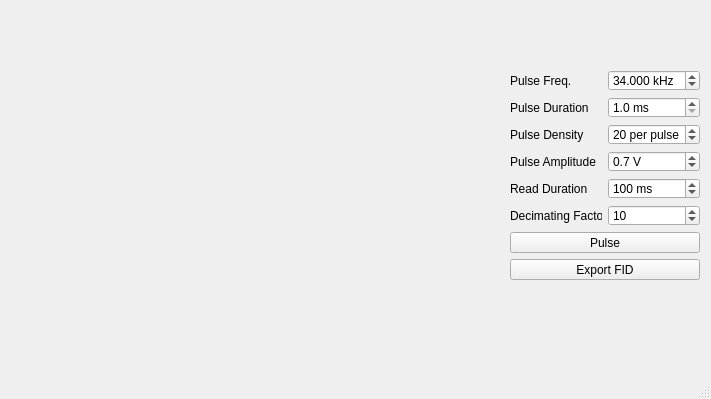
First picture: the form in daq_ui.ui, repository isispolneut/flynn_nmr_control, before the edit.
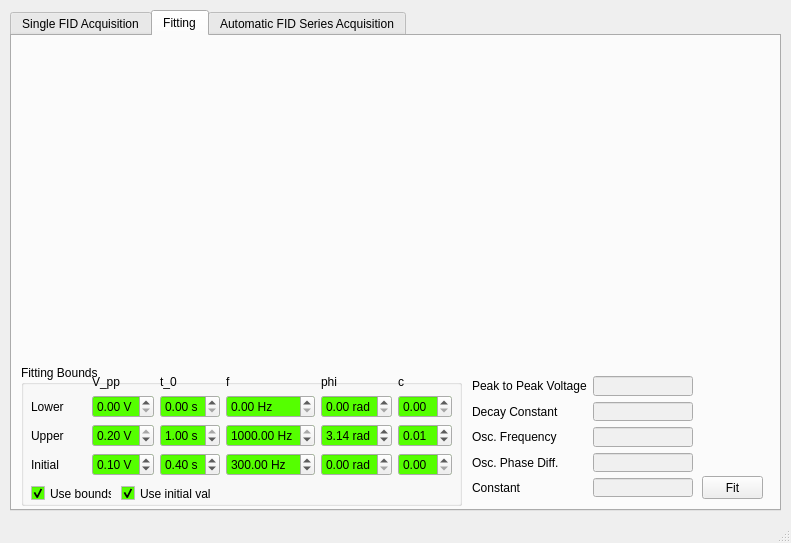
Second picture: the form after the edit. The open tabs and pages were chosen to show the change.

Commit message:
Renamed main class. Added fitting and series acquisition tabs.
Series acquisition is currently being tested, working so far in limited cases.

Fitting works reliably, however the initial phase must be carefully specified to be 0 or pi for a sin or -sin waveform. This should be eliminated in future by implementing automatic finding of the initial gradient and removing the ability of a user specified phase.

```diff
--- a/daq_ui.ui
+++ b/daq_ui.ui
@@ -6,37 +6,74 @@
    <rect>
     <x>0</x>
     <y>0</y>
-    <width>711</width>
-    <height>399</height>
+    <width>791</width>
+    <height>543</height>
    </rect>
   </property>
   <property name="windowTitle">
    <string>NMR Control</string>
   </property>
   <widget class="QWidget" name="centralwidget">
-   <widget class="QWidget" name="pulseOutput" native="true">
+   <widget class="QTabWidget" name="main_tabs">
     <property name="geometry">
      <rect>
-      <x>11</x>
-      <y>11</y>
-      <width>479</width>
-      <height>181</height>
+      <x>10</x>
+      <y>10</y>
+      <width>771</width>
+      <height>501</height>
      </rect>
     </property>
-    <property name="sizePolicy">
-     <sizepolicy hsizetype="Expanding" vsizetype="Expanding">
-      <horstretch>0</horstretch>
-      <verstretch>0</verstretch>
-     </sizepolicy>
+    <property name="palette">
+     <palette>
+      <active>
+       <colorrole role="Base">
+        <brush brushstyle="SolidPattern">
+         <color alpha="255">
+          <red>85</red>
+          <green>255</green>
+          <blue>0</blue>
+         </color>
+        </brush>
+       </colorrole>
+      </active>
+      <inactive>
+       <colorrole role="Base">
+        <brush brushstyle="SolidPattern">
+         <color alpha="255">
+          <red>85</red>
+          <green>255</green>
+          <blue>0</blue>
+         </color>
+        </brush>
+       </colorrole>
+      </inactive>
+      <disabled>
+       <colorrole role="Base">
+        <brush brushstyle="SolidPattern">
+         <color alpha="255">
+          <red>240</red>
+          <green>240</green>
+          <blue>240</blue>
+         </color>
+        </brush>
+       </colorrole>
+      </disabled>
+     </palette>
     </property>
-   </widget>
+    <property name="currentIndex">
+     <number>0</number>
+    </property>
+    <widget class="QWidget" name="nmr_signaller_tab">
+     <attribute name="title">
+      <string>Single FID Acquisition</string>
+     </attribute>
    <widget class="QWidget" name="layoutWidget">
     <property name="geometry">
      <rect>
-      <x>510</x>
-      <y>70</y>
+        <x>560</x>
+        <y>110</y>
       <width>190</width>
-      <height>210</height>
+        <height>239</height>
      </rect>
     </property>
     <layout class="QGridLayout" name="gridLayout">
@@ -142,7 +179,7 @@
        </property>
       </widget>
      </item>
-     <item row="7" column="0" colspan="2">
+       <item row="6" column="0" colspan="2">
       <widget class="QPushButton" name="pulse_button">
        <property name="text">
         <string>Pulse</string>
@@ -168,39 +205,45 @@
        </property>
       </widget>
      </item>
-     <item row="5" column="1">
-      <widget class="QSpinBox" name="decimating_factor_spinbox">
-       <property name="maximum">
-        <number>50</number>
-       </property>
-       <property name="value">
-        <number>10</number>
-       </property>
-      </widget>
-     </item>
-     <item row="5" column="0">
-      <widget class="QLabel" name="decimating_factor_label">
-       <property name="text">
-        <string>Decimating Factor</string>
-       </property>
-      </widget>
-     </item>
-     <item row="8" column="0" colspan="2">
+       <item row="7" column="0" colspan="2">
       <widget class="QPushButton" name="export_fid_button">
        <property name="text">
         <string>Export FID</string>
        </property>
       </widget>
      </item>
-    </layout>
-   </widget>
+       <item row="8" column="0" colspan="2">
+        <widget class="QPushButton" name="import_fid_button">
+         <property name="text">
+          <string>Import FID</string>
+         </property>
+        </widget>
+       </item>
+      </layout>
+     </widget>
+     <widget class="QWidget" name="pulseOutput" native="true">
+      <property name="geometry">
+       <rect>
+        <x>10</x>
+        <y>250</y>
+        <width>531</width>
+        <height>221</height>
+       </rect>
+      </property>
+      <property name="sizePolicy">
+       <sizepolicy hsizetype="Expanding" vsizetype="Expanding">
+        <horstretch>0</horstretch>
+        <verstretch>0</verstretch>
+       </sizepolicy>
+      </property>
+     </widget>
    <widget class="QWidget" name="fidOutput" native="true">
     <property name="geometry">
      <rect>
       <x>10</x>
-      <y>200</y>
-      <width>481</width>
-      <height>171</height>
+        <y>20</y>
+        <width>531</width>
+        <height>221</height>
      </rect>
     </property>
     <property name="sizePolicy">
@@ -209,6 +252,686 @@
       <verstretch>0</verstretch>
      </sizepolicy>
     </property>
+     </widget>
+    </widget>
+    <widget class="QWidget" name="fitting_tab">
+     <attribute name="title">
+      <string>Fitting</string>
+     </attribute>
+     <widget class="QWidget" name="fid_fitting_plot" native="true">
+      <property name="geometry">
+       <rect>
+        <x>10</x>
+        <y>10</y>
+        <width>741</width>
+        <height>311</height>
+       </rect>
+      </property>
+      <property name="sizePolicy">
+       <sizepolicy hsizetype="Expanding" vsizetype="Expanding">
+        <horstretch>0</horstretch>
+        <verstretch>0</verstretch>
+       </sizepolicy>
+      </property>
+     </widget>
+     <widget class="QGroupBox" name="groupBox">
+      <property name="geometry">
+       <rect>
+        <x>9</x>
+        <y>329</y>
+        <width>441</width>
+        <height>141</height>
+       </rect>
+      </property>
+      <property name="title">
+       <string>Fitting Bounds</string>
+      </property>
+      <widget class="QWidget" name="">
+       <property name="geometry">
+        <rect>
+         <x>10</x>
+         <y>10</y>
+         <width>421</width>
+         <height>101</height>
+        </rect>
+       </property>
+       <layout class="QGridLayout" name="gridLayout_2">
+        <item row="0" column="3">
+         <widget class="QLabel" name="frequency_bound_label">
+          <property name="text">
+           <string>f</string>
+          </property>
+         </widget>
+        </item>
+        <item row="2" column="1">
+         <widget class="QDoubleSpinBox" name="vpp_bound_upper">
+          <property name="suffix">
+           <string> V</string>
+          </property>
+          <property name="maximum">
+           <double>0.200000000000000</double>
+          </property>
+          <property name="singleStep">
+           <double>0.010000000000000</double>
+          </property>
+          <property name="value">
+           <double>0.200000000000000</double>
+          </property>
+         </widget>
+        </item>
+        <item row="2" column="0">
+         <widget class="QLabel" name="upper_bounds_label">
+          <property name="text">
+           <string>Upper</string>
+          </property>
+         </widget>
+        </item>
+        <item row="1" column="0">
+         <widget class="QLabel" name="lower_bounds_label">
+          <property name="text">
+           <string>Lower</string>
+          </property>
+         </widget>
+        </item>
+        <item row="0" column="1">
+         <widget class="QLabel" name="vpp_bound_label">
+          <property name="text">
+           <string>V_pp</string>
+          </property>
+         </widget>
+        </item>
+        <item row="1" column="1">
+         <widget class="QDoubleSpinBox" name="vpp_bound_lower">
+          <property name="suffix">
+           <string> V</string>
+          </property>
+          <property name="maximum">
+           <double>0.200000000000000</double>
+          </property>
+          <property name="singleStep">
+           <double>0.010000000000000</double>
+          </property>
+         </widget>
+        </item>
+        <item row="0" column="2">
+         <widget class="QLabel" name="decay_time_bound_label">
+          <property name="text">
+           <string>t_0</string>
+          </property>
+         </widget>
+        </item>
+        <item row="2" column="4">
+         <widget class="QDoubleSpinBox" name="phase_diff_bound_upper">
+          <property name="suffix">
+           <string> rad</string>
+          </property>
+          <property name="maximum">
+           <double>6.280000000000000</double>
+          </property>
+          <property name="singleStep">
+           <double>0.010000000000000</double>
+          </property>
+          <property name="value">
+           <double>3.140000000000000</double>
+          </property>
+         </widget>
+        </item>
+        <item row="1" column="5">
+         <widget class="QDoubleSpinBox" name="constant_bound_lower">
+          <property name="maximum">
+           <double>0.200000000000000</double>
+          </property>
+          <property name="singleStep">
+           <double>0.010000000000000</double>
+          </property>
+         </widget>
+        </item>
+        <item row="3" column="4">
+         <widget class="QDoubleSpinBox" name="phase_diff_bound_initial">
+          <property name="suffix">
+           <string> rad</string>
+          </property>
+          <property name="maximum">
+           <double>6.280000000000000</double>
+          </property>
+          <property name="singleStep">
+           <double>0.010000000000000</double>
+          </property>
+          <property name="value">
+           <double>0.000000000000000</double>
+          </property>
+         </widget>
+        </item>
+        <item row="1" column="3">
+         <widget class="QDoubleSpinBox" name="frequency_bound_lower">
+          <property name="suffix">
+           <string> Hz</string>
+          </property>
+          <property name="maximum">
+           <double>1000.000000000000000</double>
+          </property>
+         </widget>
+        </item>
+        <item row="3" column="5">
+         <widget class="QDoubleSpinBox" name="constant_bound_initial">
+          <property name="maximum">
+           <double>0.200000000000000</double>
+          </property>
+          <property name="singleStep">
+           <double>0.010000000000000</double>
+          </property>
+         </widget>
+        </item>
+        <item row="2" column="2">
+         <widget class="QDoubleSpinBox" name="decay_time_bound_upper">
+          <property name="suffix">
+           <string> s</string>
+          </property>
+          <property name="maximum">
+           <double>1.000000000000000</double>
+          </property>
+          <property name="singleStep">
+           <double>0.010000000000000</double>
+          </property>
+          <property name="value">
+           <double>1.000000000000000</double>
+          </property>
+         </widget>
+        </item>
+        <item row="1" column="4">
+         <widget class="QDoubleSpinBox" name="phase_diff_bound_lower">
+          <property name="suffix">
+           <string> rad</string>
+          </property>
+          <property name="maximum">
+           <double>6.280000000000000</double>
+          </property>
+          <property name="singleStep">
+           <double>0.010000000000000</double>
+          </property>
+         </widget>
+        </item>
+        <item row="1" column="2">
+         <widget class="QDoubleSpinBox" name="decay_time_bound_lower">
+          <property name="suffix">
+           <string> s</string>
+          </property>
+          <property name="maximum">
+           <double>1.000000000000000</double>
+          </property>
+          <property name="singleStep">
+           <double>0.010000000000000</double>
+          </property>
+         </widget>
+        </item>
+        <item row="3" column="3">
+         <widget class="QDoubleSpinBox" name="frequency_bound_initial">
+          <property name="suffix">
+           <string> Hz</string>
+          </property>
+          <property name="maximum">
+           <double>1000.000000000000000</double>
+          </property>
+          <property name="singleStep">
+           <double>1.000000000000000</double>
+          </property>
+          <property name="value">
+           <double>300.000000000000000</double>
+          </property>
+         </widget>
+        </item>
+        <item row="2" column="3">
+         <widget class="QDoubleSpinBox" name="frequency_bound_upper">
+          <property name="suffix">
+           <string> Hz</string>
+          </property>
+          <property name="maximum">
+           <double>1000.000000000000000</double>
+          </property>
+          <property name="value">
+           <double>1000.000000000000000</double>
+          </property>
+         </widget>
+        </item>
+        <item row="0" column="4">
+         <widget class="QLabel" name="phase_diff_bound_label">
+          <property name="text">
+           <string>phi</string>
+          </property>
+         </widget>
+        </item>
+        <item row="0" column="5">
+         <widget class="QLabel" name="constant_bound_label">
+          <property name="sizePolicy">
+           <sizepolicy hsizetype="Preferred" vsizetype="Preferred">
+            <horstretch>0</horstretch>
+            <verstretch>0</verstretch>
+           </sizepolicy>
+          </property>
+          <property name="text">
+           <string>c</string>
+          </property>
+         </widget>
+        </item>
+        <item row="2" column="5">
+         <widget class="QDoubleSpinBox" name="constant_bound_upper">
+          <property name="maximum">
+           <double>0.200000000000000</double>
+          </property>
+          <property name="singleStep">
+           <double>0.010000000000000</double>
+          </property>
+          <property name="value">
+           <double>0.010000000000000</double>
+          </property>
+         </widget>
+        </item>
+        <item row="3" column="0">
+         <widget class="QLabel" name="label">
+          <property name="text">
+           <string>Initial</string>
+          </property>
+         </widget>
+        </item>
+        <item row="3" column="1">
+         <widget class="QDoubleSpinBox" name="vpp_bound_initial">
+          <property name="suffix">
+           <string> V</string>
+          </property>
+          <property name="maximum">
+           <double>0.200000000000000</double>
+          </property>
+          <property name="singleStep">
+           <double>0.010000000000000</double>
+          </property>
+          <property name="value">
+           <double>0.100000000000000</double>
+          </property>
+         </widget>
+        </item>
+        <item row="3" column="2">
+         <widget class="QDoubleSpinBox" name="decay_time_bound_initial">
+          <property name="suffix">
+           <string> s</string>
+          </property>
+          <property name="maximum">
+           <double>1.000000000000000</double>
+          </property>
+          <property name="singleStep">
+           <double>0.010000000000000</double>
+          </property>
+          <property name="value">
+           <double>0.400000000000000</double>
+          </property>
+         </widget>
+        </item>
+       </layout>
+      </widget>
+      <widget class="QCheckBox" name="bounds_checkbox">
+       <property name="geometry">
+        <rect>
+         <x>10</x>
+         <y>120</y>
+         <width>81</width>
+         <height>17</height>
+        </rect>
+       </property>
+       <property name="text">
+        <string>Use bounds</string>
+       </property>
+       <property name="checked">
+        <bool>true</bool>
+       </property>
+      </widget>
+      <widget class="QCheckBox" name="initial_checkbox">
+       <property name="geometry">
+        <rect>
+         <x>100</x>
+         <y>120</y>
+         <width>91</width>
+         <height>17</height>
+        </rect>
+       </property>
+       <property name="text">
+        <string>Use initial val</string>
+       </property>
+       <property name="checked">
+        <bool>true</bool>
+       </property>
+      </widget>
+     </widget>
+     <widget class="QPushButton" name="fit_button">
+      <property name="geometry">
+       <rect>
+        <x>690</x>
+        <y>440</y>
+        <width>61</width>
+        <height>23</height>
+       </rect>
+      </property>
+      <property name="text">
+       <string>Fit</string>
+      </property>
+     </widget>
+     <widget class="QWidget" name="">
+      <property name="geometry">
+       <rect>
+        <x>460</x>
+        <y>340</y>
+        <width>221</width>
+        <height>121</height>
+       </rect>
+      </property>
+      <layout class="QGridLayout" name="gridLayout_3">
+       <item row="0" column="0">
+        <widget class="QLabel" name="vpp_found_label">
+         <property name="text">
+          <string>Peak to Peak Voltage</string>
+         </property>
+        </widget>
+       </item>
+       <item row="0" column="1">
+        <widget class="QLineEdit" name="vpp_found">
+         <property name="enabled">
+          <bool>false</bool>
+         </property>
+        </widget>
+       </item>
+       <item row="1" column="0">
+        <widget class="QLabel" name="decay_constant_found_label">
+         <property name="text">
+          <string>Decay Constant</string>
+         </property>
+        </widget>
+       </item>
+       <item row="1" column="1">
+        <widget class="QLineEdit" name="decay_constant_found">
+         <property name="enabled">
+          <bool>false</bool>
+         </property>
+        </widget>
+       </item>
+       <item row="2" column="0">
+        <widget class="QLabel" name="frequency_found_label">
+         <property name="text">
+          <string>Osc. Frequency</string>
+         </property>
+        </widget>
+       </item>
+       <item row="2" column="1">
+        <widget class="QLineEdit" name="frequency_found">
+         <property name="enabled">
+          <bool>false</bool>
+         </property>
+        </widget>
+       </item>
+       <item row="3" column="0">
+        <widget class="QLabel" name="phase_diff_found_label">
+         <property name="text">
+          <string>Osc. Phase Diff.</string>
+         </property>
+        </widget>
+       </item>
+       <item row="3" column="1">
+        <widget class="QLineEdit" name="phase_diff_found">
+         <property name="enabled">
+          <bool>false</bool>
+         </property>
+        </widget>
+       </item>
+       <item row="4" column="0">
+        <widget class="QLabel" name="constant_found_label">
+         <property name="text">
+          <string>Constant</string>
+         </property>
+        </widget>
+       </item>
+       <item row="4" column="1">
+        <widget class="QLineEdit" name="constant_found">
+         <property name="enabled">
+          <bool>false</bool>
+         </property>
+        </widget>
+       </item>
+      </layout>
+     </widget>
+    </widget>
+    <widget class="QWidget" name="tab">
+     <attribute name="title">
+      <string>Automatic FID Series Acquisition</string>
+     </attribute>
+     <widget class="QWidget" name="layoutWidget_2">
+      <property name="geometry">
+       <rect>
+        <x>10</x>
+        <y>10</y>
+        <width>190</width>
+        <height>197</height>
+       </rect>
+      </property>
+      <layout class="QGridLayout" name="gridLayout_4">
+       <item row="4" column="0">
+        <widget class="QLabel" name="return_pulse_duration_label_2">
+         <property name="text">
+          <string>Read Duration</string>
+         </property>
+        </widget>
+       </item>
+       <item row="6" column="1">
+        <widget class="QDoubleSpinBox" name="afid_sampling_period_spin">
+         <property name="suffix">
+          <string> mins</string>
+         </property>
+         <property name="decimals">
+          <number>0</number>
+         </property>
+         <property name="minimum">
+          <double>1.000000000000000</double>
+         </property>
+         <property name="maximum">
+          <double>100.000000000000000</double>
+         </property>
+         <property name="singleStep">
+          <double>1.000000000000000</double>
+         </property>
+         <property name="value">
+          <double>1.000000000000000</double>
+         </property>
+        </widget>
+       </item>
+       <item row="3" column="0">
+        <widget class="QLabel" name="pulse_amplitude_label_2">
+         <property name="text">
+          <string>Pulse Amplitude</string>
+         </property>
+        </widget>
+       </item>
+       <item row="0" column="1">
+        <widget class="QDoubleSpinBox" name="apulse_frequency_spin">
+         <property name="suffix">
+          <string> kHz</string>
+         </property>
+         <property name="decimals">
+          <number>3</number>
+         </property>
+         <property name="minimum">
+          <double>0.100000000000000</double>
+         </property>
+         <property name="value">
+          <double>34.000000000000000</double>
+         </property>
+        </widget>
+       </item>
+       <item row="5" column="0">
+        <widget class="QLabel" name="afid_n_series_label">
+         <property name="text">
+          <string>N Series</string>
+         </property>
+        </widget>
+       </item>
+       <item row="2" column="0">
+        <widget class="QLabel" name="pulse_density_label_2">
+         <property name="text">
+          <string>Pulse Density</string>
+         </property>
+        </widget>
+       </item>
+       <item row="0" column="0">
+        <widget class="QLabel" name="pulse_frequency_label_2">
+         <property name="text">
+          <string>Pulse Freq.</string>
+         </property>
+        </widget>
+       </item>
+       <item row="6" column="0">
+        <widget class="QLabel" name="afid_sampling_period_label">
+         <property name="text">
+          <string>Sampling Period</string>
+         </property>
+        </widget>
+       </item>
+       <item row="3" column="1">
+        <widget class="QDoubleSpinBox" name="apulse_amplitude_spin">
+         <property name="suffix">
+          <string> V</string>
+         </property>
+         <property name="decimals">
+          <number>1</number>
+         </property>
+         <property name="minimum">
+          <double>0.100000000000000</double>
+         </property>
+         <property name="maximum">
+          <double>10.000000000000000</double>
+         </property>
+         <property name="value">
+          <double>0.700000000000000</double>
+         </property>
+        </widget>
+       </item>
+       <item row="4" column="1">
+        <widget class="QDoubleSpinBox" name="areturn_pulse_duration_spin">
+         <property name="suffix">
+          <string> ms</string>
+         </property>
+         <property name="decimals">
+          <number>0</number>
+         </property>
+         <property name="minimum">
+          <double>1.000000000000000</double>
+         </property>
+         <property name="maximum">
+          <double>1000.000000000000000</double>
+         </property>
+         <property name="value">
+          <double>100.000000000000000</double>
+         </property>
+        </widget>
+       </item>
+       <item row="5" column="1">
+        <widget class="QSpinBox" name="afid_n_series_spin">
+         <property name="minimum">
+          <number>1</number>
+         </property>
+         <property name="maximum">
+          <number>1000</number>
+         </property>
+        </widget>
+       </item>
+       <item row="1" column="1">
+        <widget class="QDoubleSpinBox" name="apulse_duration_spin">
+         <property name="suffix">
+          <string> ms</string>
+         </property>
+         <property name="decimals">
+          <number>1</number>
+         </property>
+         <property name="minimum">
+          <double>1.000000000000000</double>
+         </property>
+        </widget>
+       </item>
+       <item row="1" column="0">
+        <widget class="QLabel" name="pulse_duration_label_2">
+         <property name="text">
+          <string>Pulse Duration</string>
+         </property>
+        </widget>
+       </item>
+       <item row="2" column="1">
+        <widget class="QSpinBox" name="apulse_density_spin">
+         <property name="suffix">
+          <string> per pulse</string>
+         </property>
+         <property name="prefix">
+          <string/>
+         </property>
+         <property name="minimum">
+          <number>1</number>
+         </property>
+         <property name="maximum">
+          <number>1000</number>
+         </property>
+         <property name="value">
+          <number>20</number>
+         </property>
+        </widget>
+       </item>
+      </layout>
+     </widget>
+     <widget class="QLabel" name="save_directory_label">
+      <property name="geometry">
+       <rect>
+        <x>560</x>
+        <y>420</y>
+        <width>51</width>
+        <height>16</height>
+       </rect>
+      </property>
+      <property name="text">
+       <string>Directory</string>
+      </property>
+     </widget>
+     <widget class="QLineEdit" name="save_directory_display">
+      <property name="enabled">
+       <bool>false</bool>
+      </property>
+      <property name="geometry">
+       <rect>
+        <x>610</x>
+        <y>420</y>
+        <width>112</width>
+        <height>19</height>
+       </rect>
+      </property>
+     </widget>
+     <widget class="QToolButton" name="save_directory_button">
+      <property name="geometry">
+       <rect>
+        <x>730</x>
+        <y>420</y>
+        <width>25</width>
+        <height>19</height>
+       </rect>
+      </property>
+      <property name="text">
+       <string>...</string>
+      </property>
+     </widget>
+     <widget class="QPushButton" name="afid_start_button">
+      <property name="geometry">
+       <rect>
+        <x>564</x>
+        <y>450</y>
+        <width>191</width>
+        <height>23</height>
+       </rect>
+      </property>
+      <property name="text">
+       <string>Start</string>
+      </property>
+     </widget>
+    </widget>
    </widget>
   </widget>
   <widget class="QStatusBar" name="statusbar"/>
```
Lines whose indentation alone changed are shown as unchanged. The commit also changes 3 other files.
